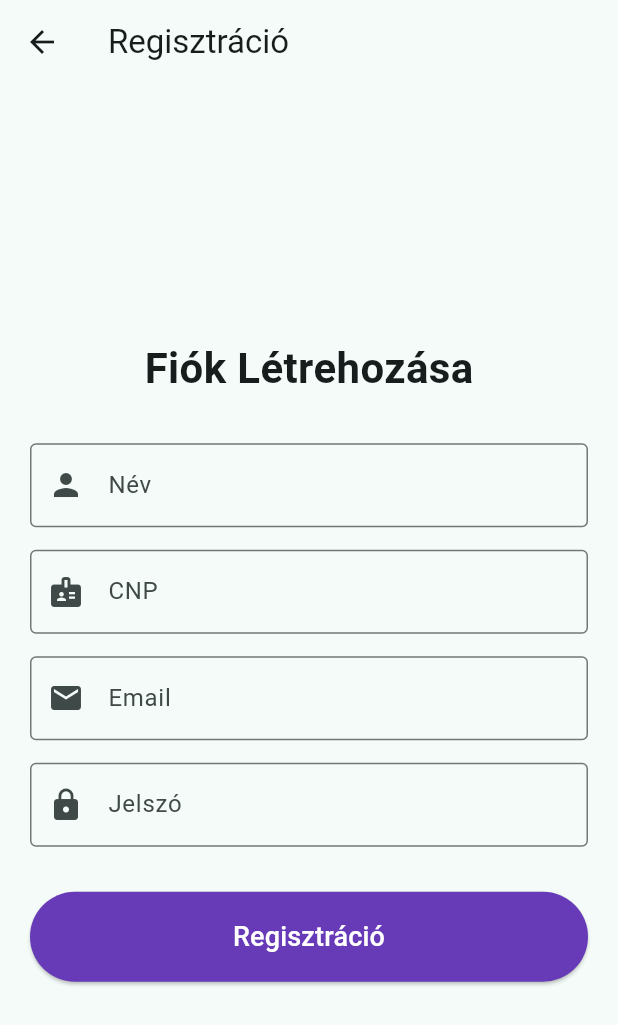
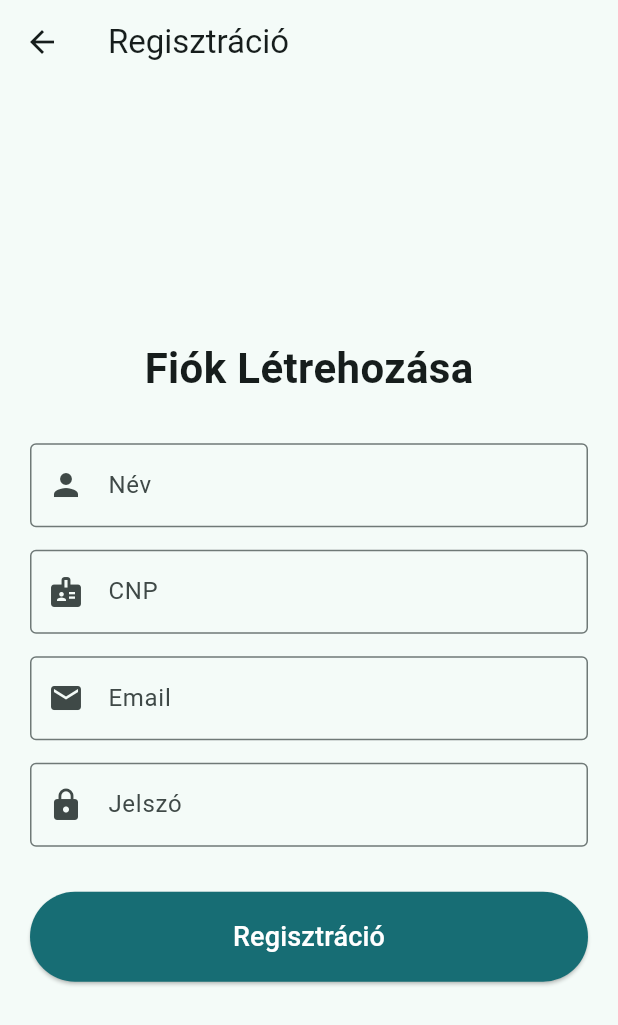
Before and after one commit to baloogedit/korhaz_app, a Flutter app: the screen it shows after launch, after a tap on "Nincs fiókom. Regisztrálok.", on a phone screen of 412 x 824 dp. Shown: the top 1025 px of the screen. Run offline on Flutter 3.47's test engine with Material 3 defaults, Android fonts, the light colour scheme and no system bars; our stand-ins replace cloud_firestore, firebase_auth, firebase_core; accounts and stored records are empty.

Commit message:
Refactor button colors in LoginScreen and RegisterScreen to use AppColors class

```diff
--- a/lib/screens/login_screen.dart
+++ b/lib/screens/login_screen.dart
@@ -1,5 +1,6 @@
 import 'package:flutter/material.dart';
 import 'package:firebase_auth/firebase_auth.dart';
+import 'package:korhaz_app/constants/colors.dart';
 import 'register_screen.dart';
 
 class LoginScreen extends StatefulWidget {
@@ -84,7 +85,7 @@ class _LoginScreenState extends State<LoginScreen> {
                       onPressed: _login,
                       style: ElevatedButton.styleFrom(
                         minimumSize: const Size(double.infinity, 60),
-                        backgroundColor: Colors.deepPurple,
+                        backgroundColor: AppColors.buttonTeal,
                         foregroundColor: Colors.white,
                       ),
                       child: const Text(
--- a/lib/screens/register_screen.dart
+++ b/lib/screens/register_screen.dart
@@ -1,6 +1,7 @@
 import 'package:flutter/material.dart';
 import 'package:firebase_auth/firebase_auth.dart';
 import 'package:cloud_firestore/cloud_firestore.dart';
+import 'package:korhaz_app/constants/colors.dart';
 
 class RegisterScreen extends StatefulWidget {
   const RegisterScreen({super.key});
@@ -135,7 +136,7 @@ class _RegisterScreenState extends State<RegisterScreen> {
                       onPressed: _register,
                       style: ElevatedButton.styleFrom(
                         minimumSize: const Size(double.infinity, 60),
-                        backgroundColor: Colors.deepPurple,
+                        backgroundColor: AppColors.buttonTeal,
                         foregroundColor: Colors.white,
                       ),
                       child: const Text("Regisztráció", style: TextStyle(fontSize: 18)),
```
